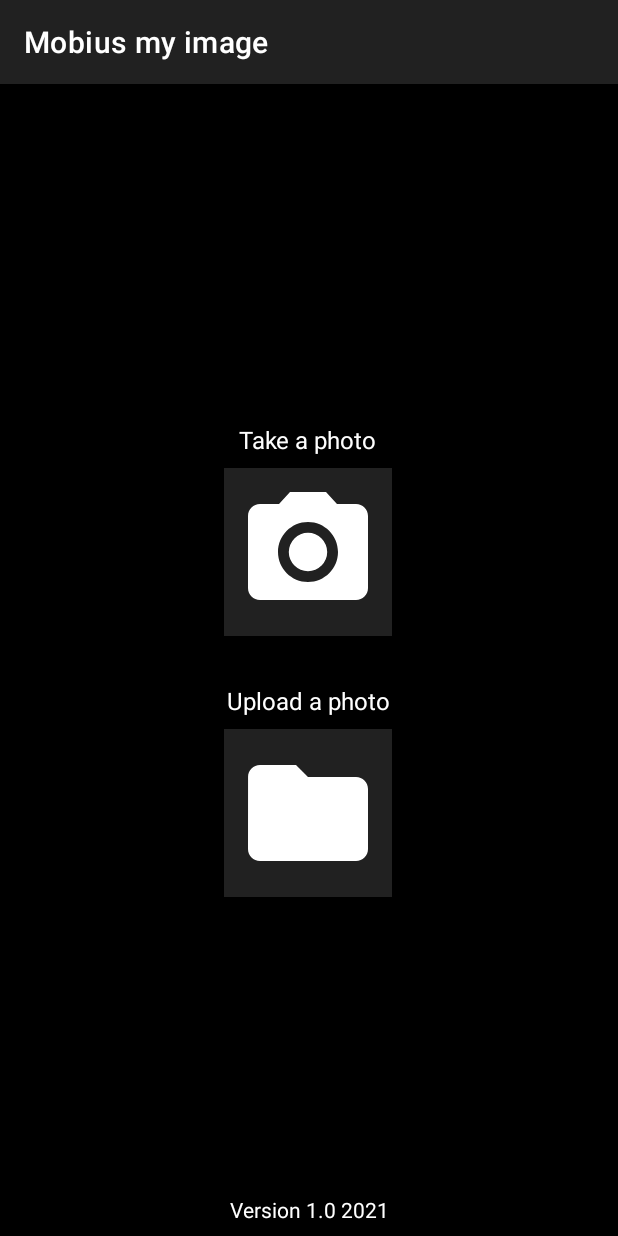
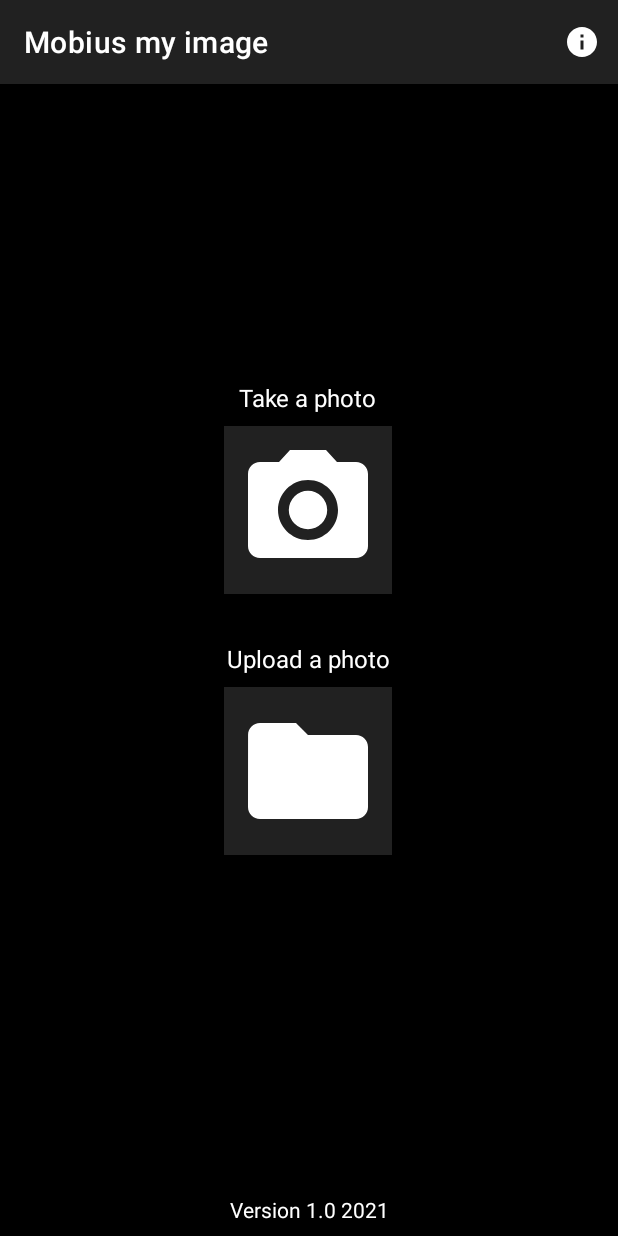
Before and after one commit to jaggmor/Mobius-my-image, an Android app: the screen it shows after launch (MainActivity), on a phone screen of 412 x 824 dp. Run offline under Robolectric (Android 15) with nearby library versions, the phone set to English and light mode, and no system bars; 1 statement that could not run was skipped.

Commit message:
UI color and fuctionality implemented

```diff
--- a/app/src/main/java/com/ahlfregabnatsha/mobiusmyimage/MainActivity.java
+++ b/app/src/main/java/com/ahlfregabnatsha/mobiusmyimage/MainActivity.java
@@ -5,18 +5,26 @@ import androidx.activity.result.ActivityResultLauncher;
 import androidx.activity.result.contract.ActivityResultContracts;
 import androidx.annotation.NonNull;
 import androidx.appcompat.app.AppCompatActivity;
+import androidx.appcompat.widget.Toolbar;
 import androidx.core.app.ActivityCompat;
 import androidx.core.content.ContextCompat;
 import androidx.core.content.FileProvider;
 
 import android.Manifest;
+import android.app.Dialog;
 import android.content.Intent;
 import android.content.pm.PackageManager;
+import android.graphics.Color;
+import android.graphics.drawable.ColorDrawable;
 import android.net.Uri;
 import android.os.Bundle;
 import android.provider.MediaStore;
+import android.view.Menu;
+import android.view.MenuItem;
 import android.view.View;
+import android.widget.Button;
 import android.widget.ImageButton;
+import android.widget.ImageView;
 import android.widget.Toast;
 
 import java.io.File;
@@ -38,10 +46,17 @@ public class MainActivity extends AppCompatActivity {
     File photoFile;
     Uri photoUri;
 
+    Dialog dialog;
+
     @Override
     protected void onCreate(Bundle savedInstanceState) {
         super.onCreate(savedInstanceState);
         setContentView(R.layout.activity_main);
+
+        Toolbar myToolbar = (Toolbar) findViewById(R.id.my_toolbar);
+        setSupportActionBar(myToolbar);
+
+        dialog = new Dialog(this);
 
         camera = findViewById(R.id.btn_camera);
         folder = findViewById(R.id.btn_folder);
@@ -152,5 +167,40 @@ public class MainActivity extends AppCompatActivity {
         startActivity(intent);
     }
 
+    @Override
+    public boolean onCreateOptionsMenu(Menu menu) {
+        // Inflate the menu; this adds items to the action bar if it is present.
+        getMenuInflater().inflate(R.menu.action_bar, menu);
+        return true;
+    }
+
+    public boolean onOptionsItemSelected(MenuItem item) {
+        switch (item.getItemId()) {
+            case R.id.action_showInfo:
+                openInfoDialog();
+                return true;
+
+            default:
+                // If we got here, the user's action was not recognized.
+                // Invoke the superclass to handle it.
+                return super.onOptionsItemSelected(item);
+
+        }
+    }
+
+    private void openInfoDialog() {
+        dialog.setContentView(R.layout.dialog_info_layout);
+        dialog.getWindow().setBackgroundDrawable(new ColorDrawable(Color.TRANSPARENT));
+
+        Button btn_ok = dialog.findViewById(R.id.button_dialog);
+        btn_ok.setOnClickListener(new View.OnClickListener() {
+            @Override
+            public void onClick(View v) {
+                dialog.dismiss();
+            }
+        });
+        dialog.show();
+    }
+
 
 }
--- a/app/src/main/res/layout/activity_main.xml
+++ b/app/src/main/res/layout/activity_main.xml
@@ -1,10 +1,22 @@
 <?xml version="1.0" encoding="utf-8"?>
+
 <androidx.constraintlayout.widget.ConstraintLayout xmlns:android="http://schemas.android.com/apk/res/android"
     xmlns:app="http://schemas.android.com/apk/res-auto"
     xmlns:tools="http://schemas.android.com/tools"
     android:layout_width="match_parent"
     android:layout_height="match_parent"
     tools:context=".MainActivity">
+
+    <androidx.appcompat.widget.Toolbar
+        android:id="@+id/my_toolbar"
+        android:layout_width="match_parent"
+        android:layout_height="?attr/actionBarSize"
+        android:background="?attr/colorPrimary"
+        android:elevation="4dp"
+        android:theme="@style/ThemeOverlay.AppCompat.Dark.ActionBar"
+        app:layout_constraintTop_toTopOf="parent"
+        app:menu="@menu/action_bar"
+        app:popupTheme="@style/ThemeOverlay.AppCompat.Dark.ActionBar" />
 
 
     <ImageButton
--- a/app/src/main/res/menu/action_bar.xml
+++ b/app/src/main/res/menu/action_bar.xml
@@ -1,10 +1,12 @@
 <?xml version="1.0" encoding="utf-8"?>
-<menu xmlns:android="http://schemas.android.com/apk/res/android">
+<menu xmlns:android="http://schemas.android.com/apk/res/android"
+    xmlns:app="http://schemas.android.com/apk/res-auto">
 
     <item
         android:id="@+id/action_showInfo"
         android:title="@string/str_showInfo"
         android:icon="@drawable/ic_info_24"
+        app:showAsAction="always"
         />
 
 </menu>
--- a/app/src/main/res/values-night/themes.xml
+++ b/app/src/main/res/values-night/themes.xml
@@ -1,6 +1,6 @@
 <resources xmlns:tools="http://schemas.android.com/tools">
     <!-- Base application theme. -->
-    <style name="Theme.MobiusMyImage" parent="Theme.MaterialComponents.DayNight.DarkActionBar">
+    <style name="Theme.MobiusMyImage" parent="Theme.MaterialComponents.DayNight.NoActionBar">
         <!-- Primary brand color. -->
         <item name="colorPrimary">@color/black_212121</item>
         <item name="colorPrimaryVariant">@color/black</item>
--- a/app/src/main/res/values/strings.xml
+++ b/app/src/main/res/values/strings.xml
@@ -3,4 +3,8 @@
     <string name="str_txt_camera">Take a photo</string>
     <string name="str_txt_folder">Upload a photo</string>
     <string name="str_showInfo">Show info</string>
+    <string name="str_instruction_text">1. Upload or take a photo.\n2. Press transform and click the image six times.\n3. Save the transformed image to your gallery.</string>
+    <string name="str_instruction_title">How to use?</string>
+    <string name="str_about_title">About</string>
+    <string name="str_about_text">This application was created by Gabriel Shafiq Ahlgren using tools from complex analysis.\n\nPlease get in touch with me on\ngabriel.shaahl@gmail.com\nif you have any feedback or suggestions.</string>
 </resources>
--- a/app/src/main/res/values/themes.xml
+++ b/app/src/main/res/values/themes.xml
@@ -1,6 +1,6 @@
 <resources xmlns:tools="http://schemas.android.com/tools">
     <!-- Base application theme. -->
-    <style name="Theme.MobiusMyImage" parent="Theme.MaterialComponents.DayNight.DarkActionBar">
+    <style name="Theme.MobiusMyImage" parent="Theme.MaterialComponents.DayNight.NoActionBar">
         <!-- Primary brand color. -->
         <item name="colorPrimary">@color/black_212121</item>
         <item name="colorPrimaryVariant">@color/black</item>
```
Also changed, not shown: app/src/main/AndroidManifest.xml (+10 -1 lines), app/src/main/java/com/ahlfregabnatsha/mobiusmyimage/ImageTransformationActivity.java (+56 -0 lines), app/src/main/res/layout/activity_image_transformation.xml (+16 -5 lines), app/src/main/res/layout/dialog_info_layout.xml (added, +88 -0 lines).
